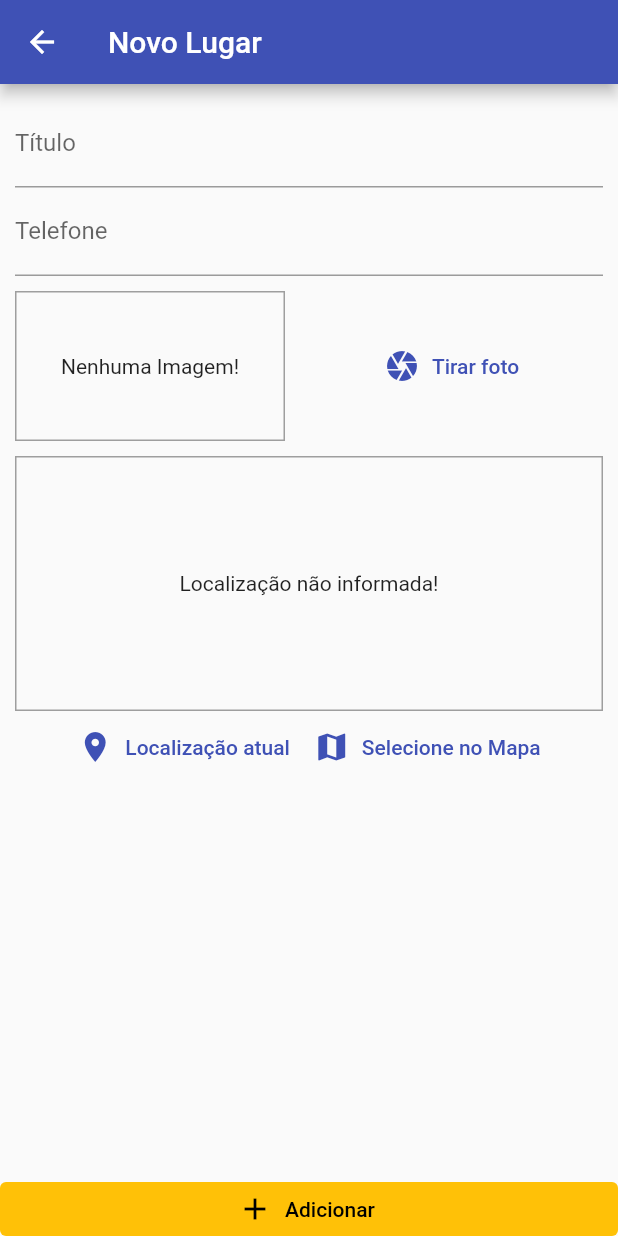
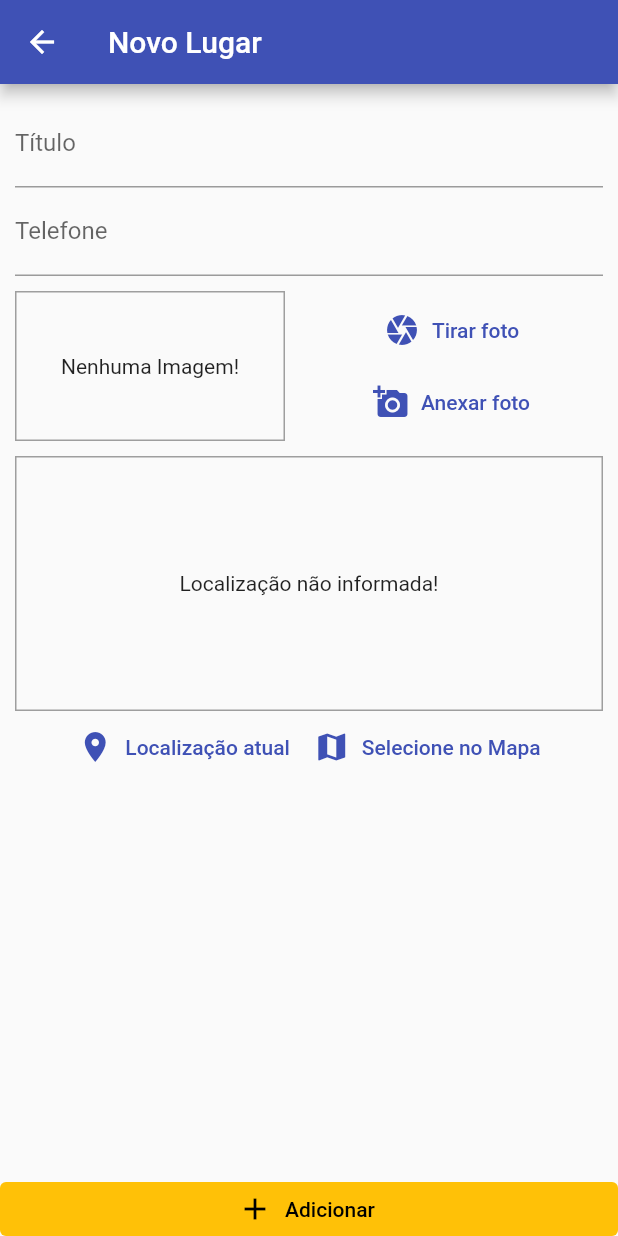
Before and after one commit to alexalmeida52/flutter_mini_projeto_5, a Flutter app: the PlaceFormScreen screen opened by its route, on a phone screen of 412 x 824 dp. Run offline on Flutter 3.47's test engine with Material 2 defaults, Android fonts, the phone set to English and light mode, and no system bars; our stand-ins replace google_maps_flutter, image_picker, location, sqflite; missing offline and left inert: flutter_phone_direct_caller; accounts and stored records are empty; network calls fail.

Commit message:
Dê a opção para que o usuário possa carregar imagens salvas na galeria do celular, não somente tirar fotos da câmera (como está hoje).

```diff
--- a/lib/components/image_input.dart
+++ b/lib/components/image_input.dart
@@ -17,6 +17,7 @@ class ImageInput extends StatefulWidget {
 class _ImageInputState extends State<ImageInput> {
   //Capturando Imagem
   File? _storedImage;
+  File? _image;
 
   _takePicture() async {
     final ImagePicker _picker = ImagePicker();
@@ -29,6 +30,7 @@ class _ImageInputState extends State<ImageInput> {
 
     setState(() {
       _storedImage = File(imageFile.path);
+      _image = null;
     });
 
     //pegar pasta que posso salvar documentos
@@ -38,6 +40,21 @@ class _ImageInputState extends State<ImageInput> {
       '${appDir.path}/$fileName',
     );
     widget.onSelectImage(savedImage);
+  }
+
+  _getImage() async {
+    final ImagePicker _picker = ImagePicker();
+    XFile imageFile =
+        await _picker.pickImage(source: ImageSource.gallery) as XFile;
+
+    if (imageFile == null) return;
+
+    setState(() {
+      _image = File(imageFile.path);
+      _storedImage = null;
+    });
+
+    widget.onSelectImage(_image);
   }
 
   @override
@@ -53,9 +70,9 @@ class _ImageInputState extends State<ImageInput> {
           alignment: Alignment.center,
           //child: Text('Nenhuma imagem!'),
           //verificar se tem imagem
-          child: _storedImage != null
+          child: _storedImage != null || _image != null
               ? Image.file(
-                  _storedImage!,
+                  _storedImage ?? _image!,
                   width: double.infinity,
                   fit: BoxFit.cover,
                 )
@@ -63,10 +80,19 @@ class _ImageInputState extends State<ImageInput> {
         ),
         SizedBox(width: 10),
         Expanded(
-          child: TextButton.icon(
-            icon: Icon(Icons.camera),
-            label: Text('Tirar foto'),
-            onPressed: _takePicture,
+          child: Column(
+            children: [
+              TextButton.icon(
+                icon: Icon(Icons.camera),
+                label: Text('Tirar foto'),
+                onPressed: _takePicture,
+              ),
+              TextButton.icon(
+                icon: Icon(Icons.add_a_photo),
+                label: Text('Anexar foto'),
+                onPressed: _getImage,
+              ),
+            ],
           ),
         ),
       ],
```
Also changed, not shown: lib/screens/place_form_screen.dart (+10 -7 lines).
